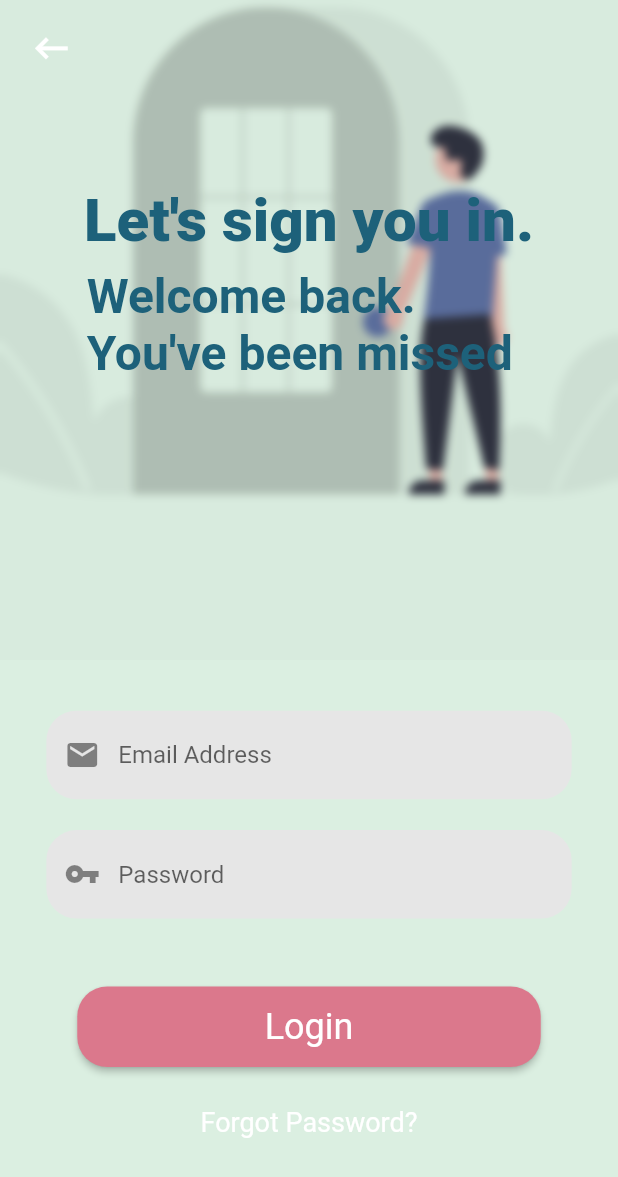
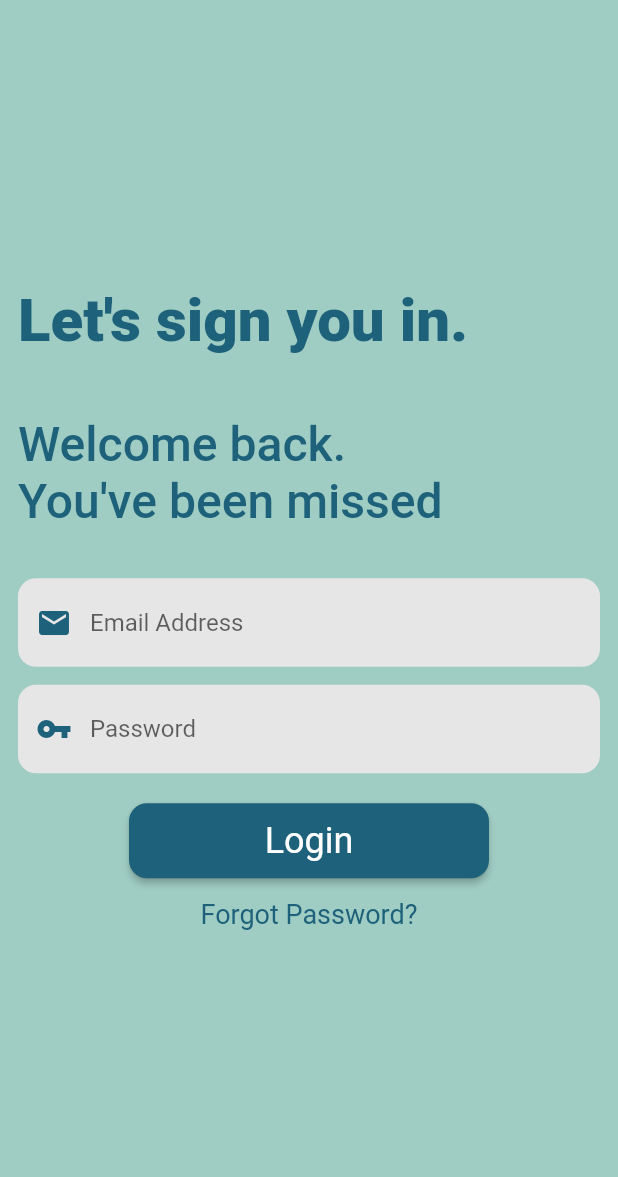
Before and after one commit to SumayaSiddique/Care_4_U_project, a Flutter app: the LoginScreen screen opened by its route, on a phone screen of 412 x 824 dp. Shown: the top 1177 px of the screen. Run offline on Flutter 3.47's test engine with Material 2 defaults, Android fonts, the phone set to English and light mode, and no system bars; our stand-ins replace carousel_slider, cloud_firestore, firebase_auth, firebase_core, fl_chart, flutter_local_notifications and 13 more; accounts and stored records are empty; network calls fail; Roboto replaces fonts that are missing (SF Pro Rounded); project files that could hold a hidden picture were left out.

Commit message:
Login Screen UI improved

```diff
--- a/care_4_u_project/lib/Screens/Welcome/LoginScreen.dart
+++ b/care_4_u_project/lib/Screens/Welcome/LoginScreen.dart
@@ -1,10 +1,7 @@
 import 'dart:ui';
-
 import 'package:care_4_u_project/Services/FirebaseAuth/auth_service.dart';
 import 'package:flutter/material.dart';
-import 'package:flutter_svg/flutter_svg.dart';
 import 'package:provider/provider.dart';
-// import 'package:flutter_svg/svg.dart';
 
 class LoginScreen extends StatefulWidget {
   const LoginScreen({Key? key}) : super(key: key);
@@ -20,34 +17,17 @@ class _LoginScreenState extends State<LoginScreen> {
 
   @override
   Widget build(BuildContext context) {
-    final size = MediaQuery.of(context).size;
+    // final size = MediaQuery.of(context).size;
     return Scaffold(
-      backgroundColor: Color(0xffdbefe1),
+      backgroundColor: Color(0xff9fccc3),
       body: SafeArea(
-        child: SingleChildScrollView(
-          child: Stack(
-            alignment: Alignment.topLeft,
-            children: [
-              Positioned(
-                child: SvgPicture.asset(
-                  'images/login.svg',
-                  fit: BoxFit.contain,
-                ),
-                //left: size.width * 0.01,
-                // top: size.height * 0.125,
-              ),
-              ClipRRect(
-                // Clip it cleanly.
-                child: BackdropFilter(
-                  filter: ImageFilter.blur(sigmaX: 3, sigmaY: 3),
-                  child: Container(
-                    color: Colors.grey.withOpacity(0.05),
-                    alignment: Alignment.center,
         child: Padding(
-                      padding: EdgeInsets.only(
-                          top: size.height * 0.15, bottom: size.height * 0.225),
+          padding: const EdgeInsets.symmetric(horizontal: 12.0, vertical: 4.0),
+          child: Form(
+            key: _formKey,
             child: Column(
-                        mainAxisAlignment: MainAxisAlignment.start,
+              crossAxisAlignment: CrossAxisAlignment.start,
+              mainAxisAlignment: MainAxisAlignment.center,
               children: [
                 Text(
                   "Let's sign you in.",
@@ -59,60 +39,22 @@ class _LoginScreenState extends State<LoginScreen> {
                     fontWeight: FontWeight.w800,
                   ),
                 ),
-                          Padding(
-                            padding: EdgeInsets.only(
-                                top: size.height * 0.01,
-                                right: size.height * 0.015),
-                            child: Text(
+                SizedBox(height: 40.0),
+                Text(
                   "Welcome back. \nYou've been missed",
                   textAlign: TextAlign.start,
                   style: TextStyle(
                     fontSize: 32,
                     color: Color(0xff1d617A),
                     fontFamily: 'SF Pro Rounded',
-                                fontWeight: FontWeight.w700,
+                    fontWeight: FontWeight.w500,
                   ),
                 ),
-                          ),
-                        ],
-                      ),
-                    ),
-                  ),
-                ),
-              ),
-              Positioned(
-                top: size.height * 0.01,
-                left: size.width * 0.025,
-                child: IconButton(
-                  onPressed: () {
-                    Navigator.pop(context);
-                  },
-                  icon: Icon(
-                    Icons.keyboard_backspace,
-                    size: size.height * 0.035,
-                    color: Colors.white,
-                  ),
-                ),
-              ),
-              Form(
-                key: _formKey,
-                child: Column(
-                  crossAxisAlignment: CrossAxisAlignment.start,
-                  mainAxisAlignment: MainAxisAlignment.center,
-                  children: <Widget>[
+                SizedBox(height: 20.0),
                 Padding(
-                      padding: EdgeInsets.only(
-                        top: size.height * 0.575,
-                        right: size.width * 0.075,
-                        left: size.width * 0.075,
-                        bottom: size.height * 0.025,
-                      ),
+                  padding: const EdgeInsets.symmetric(vertical: 12.0),
                   child: TextFormField(
                       decoration: const InputDecoration(
-                            contentPadding: EdgeInsets.symmetric(
-                              horizontal: 20.0,
-                              vertical: 20.0,
-                            ),
                         hintText: 'Email Address',
                         fillColor: Color.fromRGBO(
                           230,
@@ -121,22 +63,25 @@ class _LoginScreenState extends State<LoginScreen> {
                           1.0,
                         ),
                         filled: true,
-                            prefixIcon: Icon(Icons.mail),
+                        prefixIcon: Icon(
+                          Icons.mail,
+                          color: Color(0xff1d617A),
+                        ),
                         disabledBorder: OutlineInputBorder(
                           borderRadius: BorderRadius.all(
-                                Radius.circular(20.0),
+                            Radius.circular(12.0),
                           ),
                         ),
                         enabledBorder: OutlineInputBorder(
                           borderRadius: BorderRadius.all(
-                                Radius.circular(20.0),
+                            Radius.circular(12.0),
                           ),
-                              borderSide: BorderSide(
-                                  style: BorderStyle.none, width: 0.0),
+                          borderSide:
+                              BorderSide(style: BorderStyle.none, width: 0.0),
                         ),
                         focusedBorder: OutlineInputBorder(
                           borderRadius: BorderRadius.all(
-                                Radius.circular(20.0),
+                            Radius.circular(12.0),
                           ),
                         ),
                       ),
@@ -152,18 +97,9 @@ class _LoginScreenState extends State<LoginScreen> {
                         });
                       }),
                 ),
-                    Padding(
-                      padding: EdgeInsets.only(
-                          right: size.width * 0.075,
-                          left: size.width * 0.075,
-                          bottom: size.height * 0.055),
-                      child: TextFormField(
+                TextFormField(
                     obscureText: true,
                     decoration: const InputDecoration(
-                            contentPadding: EdgeInsets.symmetric(
-                              horizontal: 20.0,
-                              vertical: 20.0,
-                            ),
                       hintText: 'Password',
                       fillColor: Color.fromRGBO(
                         230,
@@ -172,15 +108,18 @@ class _LoginScreenState extends State<LoginScreen> {
                         1.0,
                       ),
                       filled: true,
-                            prefixIcon: Icon(Icons.vpn_key),
+                      prefixIcon: Icon(
+                        Icons.vpn_key,
+                        color: Color(0xff1d617A),
+                      ),
                       disabledBorder: OutlineInputBorder(
                         borderRadius: BorderRadius.all(
-                                Radius.circular(20.0),
+                          Radius.circular(12.0),
                         ),
                       ),
                       enabledBorder: OutlineInputBorder(
                         borderRadius: BorderRadius.all(
-                                Radius.circular(20.0),
+                          Radius.circular(12.0),
                         ),
                         borderSide: BorderSide(
                           style: BorderStyle.none,
@@ -189,14 +128,12 @@ class _LoginScreenState extends State<LoginScreen> {
                       ),
                       focusedBorder: OutlineInputBorder(
                         borderRadius: BorderRadius.all(
-                                Radius.circular(20.0),
+                          Radius.circular(12.0),
                         ),
                       ),
                     ),
                     validator: (String? value) {
-                            if (value == null ||
-                                value.isEmpty ||
-                                value.length < 8) {
+                      if (value == null || value.isEmpty || value.length < 8) {
                         return 'Please enter a proper password';
                       }
                       return null;
@@ -206,16 +143,18 @@ class _LoginScreenState extends State<LoginScreen> {
                         password = value;
                       });
                     }),
-                    ),
+                SizedBox(height: 20.0),
                 Center(
+                  child: Container(
+                    width: 240,
+                    height: 50,
                     child: ElevatedButton(
                       style: ElevatedButton.styleFrom(
-                          primary: Color.fromRGBO(219, 120, 140, 1.0),
-                          fixedSize:
-                              Size(size.width * 0.75, size.height * 0.065),
+                        primary: Color(0xff1d617A),
+                        // fixedSize: Size(size.width * 0.75, size.height * 0.065),
                         shape: RoundedRectangleBorder(
                           borderRadius: BorderRadius.all(
-                              Radius.circular(20.0),
+                            Radius.circular(12.0),
                           ),
                         ),
                         textStyle: TextStyle(
@@ -225,8 +164,7 @@ class _LoginScreenState extends State<LoginScreen> {
                       ),
                       onPressed: () async {
                         if (_formKey.currentState!.validate()) {
-                            await Provider.of<AuthService>(context,
-                                    listen: false)
+                          await Provider.of<AuthService>(context, listen: false)
                               .signIn(email.trim(), password.trim());
                         }
                         setState(() {
@@ -243,14 +181,15 @@ class _LoginScreenState extends State<LoginScreen> {
                       ),
                     ),
                   ),
+                ),
                 Center(
                   child: Padding(
-                        padding: EdgeInsets.only(top: size.height * 0.0125),
+                    padding: EdgeInsets.only(),
                     child: TextButton(
                       style: TextButton.styleFrom(
                         primary: Colors.white,
-                            fixedSize:
-                                Size(size.width * 0.75, size.height * 0.065),
+                        // fixedSize:
+                        //     Size(size.width * 0.75, size.height * 0.065),
                         textStyle: TextStyle(
                           fontSize: 18,
                           fontFamily: 'SF Pro Rounded',
@@ -266,6 +205,7 @@ class _LoginScreenState extends State<LoginScreen> {
                         textAlign: TextAlign.center,
                         style: TextStyle(
                           fontFamily: 'SF Pro Rounded',
+                          color: Color(0xff1d617A),
                         ),
                       ),
                     ),
@@ -274,8 +214,6 @@ class _LoginScreenState extends State<LoginScreen> {
               ],
             ),
           ),
-            ],
-          ),
         ),
       ),
     );
```
Lines whose indentation alone changed are shown as unchanged.
